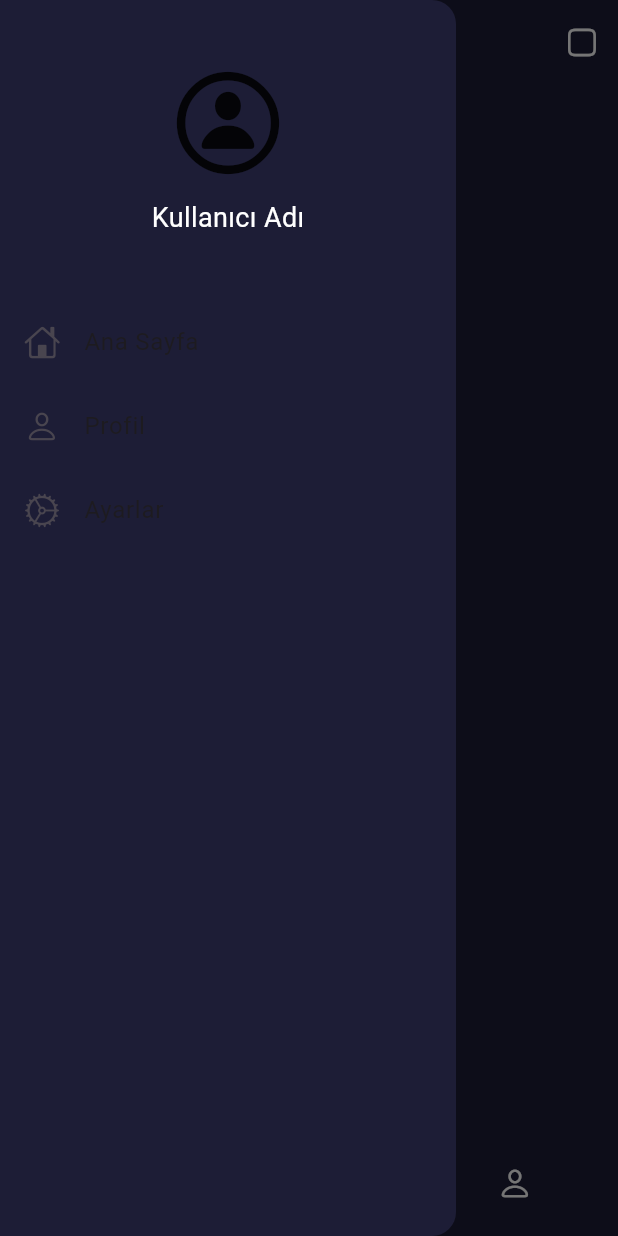
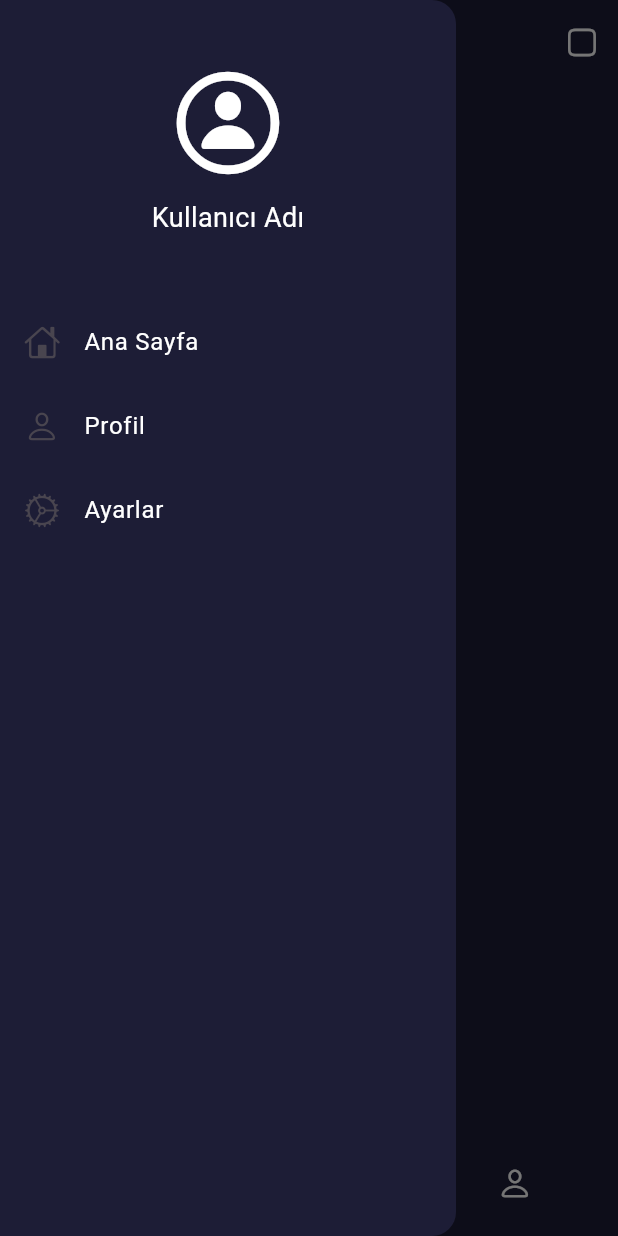
Before and after one commit to Lenuxxlacc/GameLog_flutter, a Flutter app: the HomeScreen screen opened by its route, with the side drawer open, on a phone screen of 412 x 824 dp. Run offline on Flutter 3.47's test engine with Material 3 defaults, Android fonts, the phone set to English and light mode, and no system bars; our stand-ins replace go_router, lottie; missing offline and left inert: dotlottie_loader.

Commit message:
yan panel
yazı renklerini değiştirdim

```diff
--- a/lib/screens/home_screen.dart
+++ b/lib/screens/home_screen.dart
@@ -45,7 +45,7 @@ class HomeScreen extends StatelessWidget {
                     const Icon(
                       CupertinoIcons.person_circle,
                       size: 80,
-                      color: Colors.black87,
+                      color: Colors.white,
                     ),
                     const SizedBox(height: 10),
                     const Text(
@@ -62,21 +62,30 @@ class HomeScreen extends StatelessWidget {
 
               ListTile(
                 leading: const Icon(CupertinoIcons.home),
-                title: const Text('Ana Sayfa'),
+                title: const Text(
+                  'Ana Sayfa',
+                  style: TextStyle(color: Colors.white),
+                ),
                 onTap: () {
                   Navigator.pop(context);
                 },
               ),
               ListTile(
                 leading: const Icon(CupertinoIcons.person),
-                title: const Text('Profil'),
+                title: const Text(
+                  'Profil',
+                  style: TextStyle(color: Colors.white),
+                ),
                 onTap: () {
                   context.go("/profile");
                 },
               ),
               ListTile(
                 leading: const Icon(CupertinoIcons.settings),
-                title: const Text('Ayarlar'),
+                title: const Text(
+                  'Ayarlar',
+                  style: TextStyle(color: Colors.white),
+                ),
                 onTap: () {
                   Navigator.pop(context);
                 },
--- a/lib/screens/profile_screen.dart
+++ b/lib/screens/profile_screen.dart
@@ -1,5 +1,6 @@
 import 'package:flutter/material.dart';
 import 'package:flutter_app/core/constants.dart';
+import '../widgets/bottom_menu.dart';
 
 class ProfileScreen extends StatelessWidget {
   const ProfileScreen({super.key});
@@ -7,10 +8,10 @@ class ProfileScreen extends StatelessWidget {
   @override
   Widget build(BuildContext context) {
     return Scaffold(
-      backgroundColor: arkaplanRengim,
-      body: Center(
-        child: Text("Profil Ekranim"),
-      ),
-    );
+        backgroundColor: arkaplanRengim,
+        body: Center(
+          child: Text("Profil Ekranim"),
+        ),
+        bottomNavigationBar: BottomMenu());
   }
 }
```
